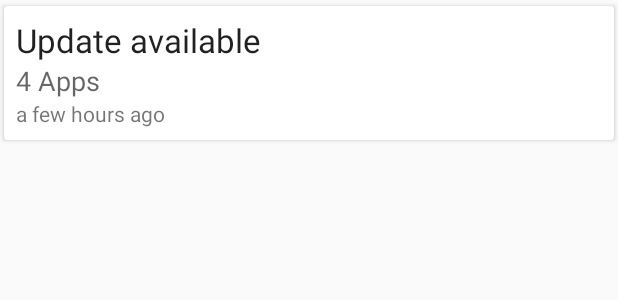
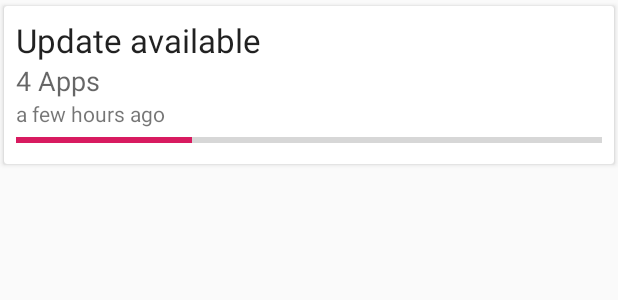
Before and after one commit to d33mobile/notification-http, an Android app: the layout notification_item.xml on its own in the app's theme, with its tools: preview values and no code run, on a phone screen of 412 x 824 dp. Shown: the top 300 px of the screen. Run offline under Robolectric (Android 15) with nearby library versions, the phone set to English and light mode, and no system bars.

Commit message:
Add logging notification progress

```diff
--- a/app/src/main/java/de/jl/notificationlog/data/item/NotificationItem.kt
+++ b/app/src/main/java/de/jl/notificationlog/data/item/NotificationItem.kt
@@ -51,6 +51,12 @@ data class NotificationItem(
         @NonNull
         @ColumnInfo(name = "text")
         val text: String,
+        @ColumnInfo(name = "progress")
+        val progress: Int,
+        @ColumnInfo(name = "progress_max")
+        val progressMax: Int,
+        @ColumnInfo(name = "progress_indeterminate")
+        val progressIndeterminate: Boolean,
         @ColumnInfo(name = "is_oldest_version")
         val isOldestVersion: Boolean,
         @ColumnInfo(name = "is_newest_version")
--- a/app/src/main/java/de/jl/notificationlog/ui/appdetail/AppDetailAdapter.kt
+++ b/app/src/main/java/de/jl/notificationlog/ui/appdetail/AppDetailAdapter.kt
@@ -34,10 +34,16 @@ class AppDetailAdapter: PagedListAdapter<NotificationItem, NotificationHolder>(
                     item.time,
                     DateUtils.FORMAT_SHOW_YEAR or DateUtils.FORMAT_SHOW_DATE or DateUtils.FORMAT_SHOW_TIME
             )
+            holder.binding.progress = item.progress
+            holder.binding.maxProgress = item.progressMax
+            holder.binding.indeterminate = item.progressIndeterminate
         } else {
             holder.binding.title = ""
             holder.binding.text = ""
             holder.binding.time = ""
+            holder.binding.progress = 0
+            holder.binding.maxProgress = 0
+            holder.binding.indeterminate = false
         }
 
         holder.binding.executePendingBindings()
--- a/app/src/main/res/layout/notification_item.xml
+++ b/app/src/main/res/layout/notification_item.xml
@@ -15,6 +15,20 @@
         <variable
             name="time"
             type="String" />
+
+        <variable
+            name="progress"
+            type="int" />
+
+        <variable
+            name="maxProgress"
+            type="int" />
+
+        <variable
+            name="indeterminate"
+            type="boolean" />
+
+        <import type="android.view.View" />
     </data>
 
     <androidx.cardview.widget.CardView
@@ -48,6 +62,16 @@
                 android:layout_width="match_parent"
                 android:layout_height="wrap_content" />
 
+            <ProgressBar
+                android:visibility="@{maxProgress == 0 ? View.GONE : View.VISIBLE}"
+                android:progress="@{progress}"
+                android:max="@{maxProgress}"
+                android:indeterminate="@{indeterminate}"
+                tools:progress="30"
+                style="?android:progressBarStyleHorizontal"
+                android:layout_width="match_parent"
+                android:layout_height="wrap_content" />
+
         </LinearLayout>
     </androidx.cardview.widget.CardView>
 
```
Also changed, not shown: app/src/main/java/de/jl/notificationlog/data/AppDatabase.kt (+9 -1 lines), app/src/main/java/de/jl/notificationlog/notification/NotificationData.kt (+7 -1 lines), app/src/main/java/de/jl/notificationlog/notification/NotificationParser.kt (+17 -5 lines), app/src/main/java/de/jl/notificationlog/service/NotificationSaveUtil.kt (+9 -0 lines), 1 other file.
